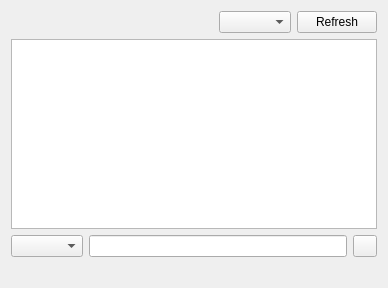
The window that eiskaltdcpp-qt/ui/UIPublicHubs.ui (Delitants/eiskaltdcpp) describes before a commit, drawn with Qt 5.
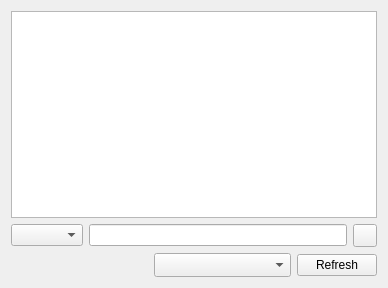
The same window after the commit. Custom widgets are drawn as their Qt base class.

```diff
--- a/eiskaltdcpp-qt/ui/UIPublicHubs.ui
+++ b/eiskaltdcpp-qt/ui/UIPublicHubs.ui
@@ -14,33 +14,6 @@
    <string notr="true"/>
   </property>
   <layout class="QVBoxLayout" name="verticalLayout">
-   <item>
-    <layout class="QHBoxLayout" name="horizontalLayout">
-     <item>
-      <spacer name="horizontalSpacer">
-       <property name="orientation">
-        <enum>Qt::Horizontal</enum>
-       </property>
-       <property name="sizeHint" stdset="0">
-        <size>
-         <width>40</width>
-         <height>20</height>
-        </size>
-       </property>
-      </spacer>
-     </item>
-     <item>
-      <widget class="QComboBox" name="comboBox_HUBS"/>
-     </item>
-     <item>
-      <widget class="QPushButton" name="pushButton_REFRESH">
-       <property name="text">
-        <string>Refresh</string>
-       </property>
-      </widget>
-     </item>
-    </layout>
-   </item>
    <item>
     <widget class="QTreeView" name="treeView">
      <property name="editTriggers">
@@ -116,11 +89,39 @@
     </widget>
    </item>
    <item>
-    <widget class="QLabel" name="label_STATUS">
-     <property name="text">
-      <string/>
-     </property>
-    </widget>
+    <layout class="QHBoxLayout" name="footerLayout" stretch="1,1,0">
+     <item>
+      <widget class="QLabel" name="label_STATUS">
+       <property name="sizePolicy">
+        <sizepolicy hsizetype="Ignored" vsizetype="Preferred">
+         <horstretch>0</horstretch>
+         <verstretch>0</verstretch>
+        </sizepolicy>
+       </property>
+       <property name="text"><string/></property>
+       <property name="textFormat"><enum>Qt::PlainText</enum></property>
+      </widget>
+     </item>
+     <item>
+      <widget class="QComboBox" name="comboBox_HUBS">
+       <property name="sizePolicy">
+        <sizepolicy hsizetype="Expanding" vsizetype="Fixed">
+         <horstretch>0</horstretch>
+         <verstretch>0</verstretch>
+        </sizepolicy>
+       </property>
+       <property name="minimumSize"><size><width>100</width><height>0</height></size></property>
+       <property name="maximumSize"><size><width>430</width><height>16777215</height></size></property>
+       <property name="sizeAdjustPolicy"><enum>QComboBox::AdjustToMinimumContentsLengthWithIcon</enum></property>
+       <property name="minimumContentsLength"><number>12</number></property>
+      </widget>
+     </item>
+     <item>
+      <widget class="QPushButton" name="pushButton_REFRESH">
+       <property name="text"><string>Refresh</string></property>
+      </widget>
+     </item>
+    </layout>
    </item>
   </layout>
  </widget>
```
